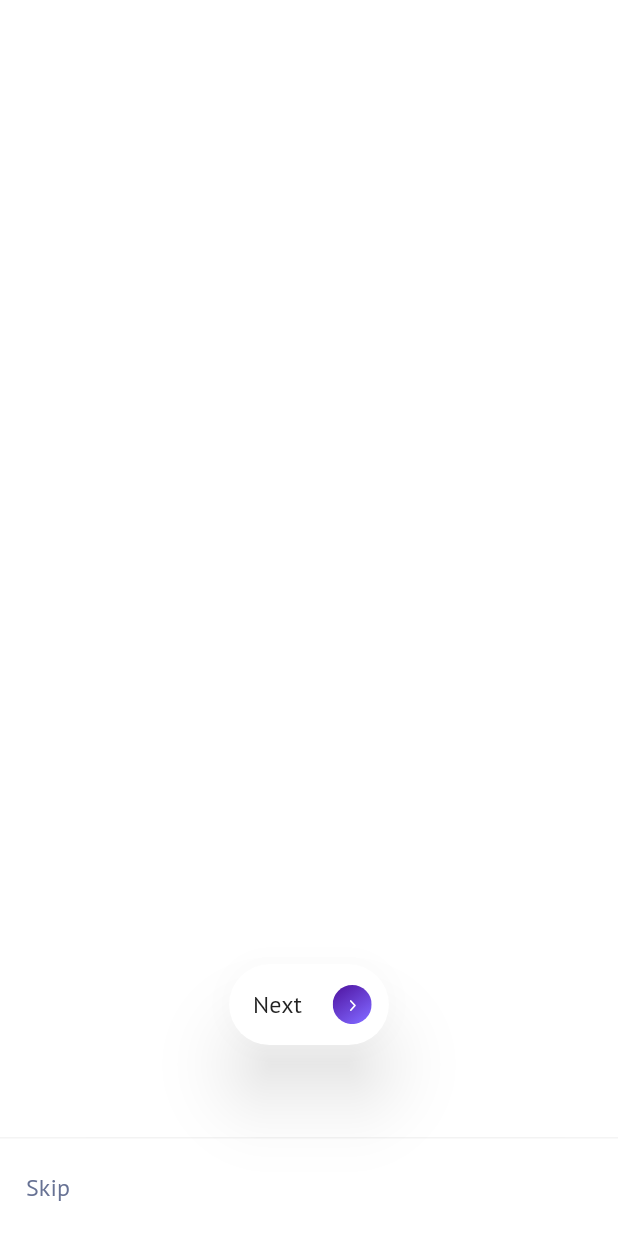
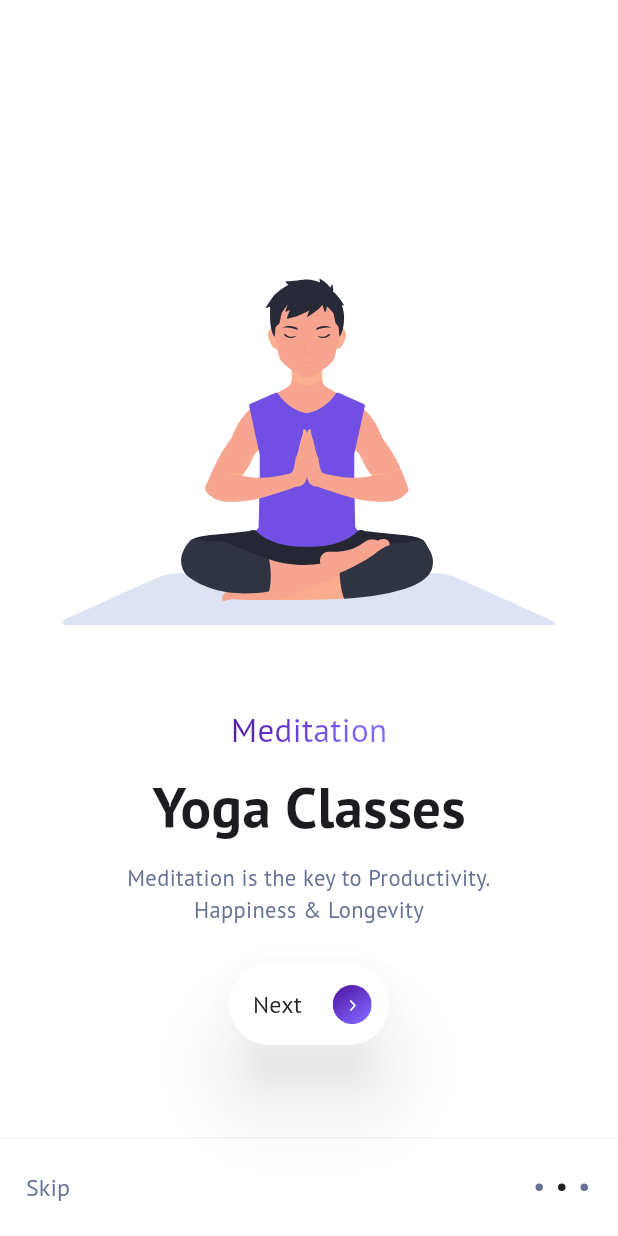
Before and after one commit to DeltaTeam-UCAB/gymnastic-center-mobile, a Flutter app: the WelcomeScreen screen opened by its route, after a tap on "Next", on a phone screen of 412 x 824 dp. Run offline on Flutter 3.47's test engine with Material 3 defaults, Android fonts, the phone set to English and light mode, and no system bars; our stand-ins replace equatable, firebase_core, firebase_messaging, flutter_bloc, flutter_dotenv, flutter_local_notifications and 2 more; accounts and stored records are empty.

Commit message:
refactor(welcome): :art: extract welcome pages into a single widget, extract next button into its own widget, parametrize and abstract callbacks

```diff
--- a/lib/presentation/screens/welcome_screen.dart
+++ b/lib/presentation/screens/welcome_screen.dart
@@ -1,11 +1,13 @@
 import 'package:flutter/material.dart';
-import 'package:flutter_svg/flutter_svg.dart';
-import 'package:gymnastic_center/presentation/screens/welcome_screen_pages/welcome_screen_community_page.dart';
-import 'package:gymnastic_center/presentation/screens/welcome_screen_pages/welcome_screen_daily_yoga_page.dart';
-import 'package:gymnastic_center/presentation/screens/welcome_screen_pages/welcome_screen_yoga_classes_page.dart';
+import 'package:gymnastic_center/presentation/widgets/welcome_screen/welcome_screen_next_button.dart';
+import 'package:gymnastic_center/presentation/widgets/welcome_screen/welcome_screen_page.dart';
 
 class WelcomeScreen extends StatefulWidget {
-  const WelcomeScreen({super.key});
+  const WelcomeScreen(
+      {super.key, this.onPressSkip, this.onPressNextInLastPage});
+
+  final void Function()? onPressSkip;
+  final void Function()? onPressNextInLastPage;
 
   @override
   WelcomeScreenState createState() => WelcomeScreenState();
@@ -18,7 +20,26 @@ class WelcomeScreenState extends State<WelcomeScreen> {
   List<Widget> pages = [];
 
   void initializePages() {
-    pages = [];
+    pages = [
+      const WelcomeScreenPage(
+          svgPictureAssetLocation: 'assets/welcome/yoga1.svg',
+          gradientText: 'Yoga',
+          titleText: 'Daily Yoga',
+          descriptionText:
+              'Do your practice of physical exercise and relaxation make healthy'),
+      const WelcomeScreenPage(
+          svgPictureAssetLocation: 'assets/welcome/yoga2.svg',
+          gradientText: 'Meditation',
+          titleText: 'Yoga Classes',
+          descriptionText:
+              'Meditation is the key to Productivity.\nHappiness & Longevity'),
+      const WelcomeScreenPage(
+          svgPictureAssetLocation: 'assets/welcome/yoga3.svg',
+          gradientText: 'Meets',
+          titleText: 'Community',
+          descriptionText:
+              'Do your practice of physical exercise and relaxation make healthy'),
+    ];
   }
 
   @override
@@ -60,32 +81,7 @@ class WelcomeScreenState extends State<WelcomeScreen> {
             height: MediaQuery.of(context).size.height * 0.14,
             child:
                 Column(mainAxisAlignment: MainAxisAlignment.start, children: [
-              Directionality(
-                  textDirection: TextDirection.rtl,
-                  child: FilledButton.icon(
-                    onPressed: () {
-                      animateToNextPage();
-                    },
-                    style: ElevatedButton.styleFrom(
-                      maximumSize: const Size(107, 54),
-                      padding: const EdgeInsets.fromLTRB(16, 14, 11, 14),
-                      backgroundColor: Colors.white,
-                      elevation: 20,
-                      shadowColor: const Color.fromARGB(128, 0, 0, 0),
-                    ),
-                    label: const Expanded(
-                        child: Text(
-                      'Next',
-                      style: TextStyle(fontSize: 16, color: Color(0xff222222)),
-                    )),
-                    icon: Container(
-                        margin: const EdgeInsets.fromLTRB(12, 0, 0, 0),
-                        child: SvgPicture.asset(
-                          'assets/left-arrow-gradient-circle.svg',
-                          width: 27,
-                          height: 27,
-                        )),
-                  )),
+              WelcomeScreenNextButton(onClickFunction: nextPressedCallback),
             ]),
           ),
           const Divider(
@@ -99,7 +95,7 @@ class WelcomeScreenState extends State<WelcomeScreen> {
               mainAxisAlignment: MainAxisAlignment.spaceBetween,
               children: [
                 TextButton(
-                    onPressed: () {},
+                    onPressed: skipPressedCallback,
                     child: const Text(
                       'Skip',
                       style: TextStyle(color: Color(0xff677294), fontSize: 16),
@@ -138,4 +134,20 @@ class WelcomeScreenState extends State<WelcomeScreen> {
     pageController.nextPage(
         duration: const Duration(milliseconds: 200), curve: Curves.easeInOut);
   }
+
+  void lastPageCallback() {
+    widget.onPressNextInLastPage?.call();
+  }
+
+  void nextPressedCallback() {
+    if (selectedIndex == pageCount - 1) {
+      lastPageCallback();
+    } else {
+      animateToNextPage();
+    }
+  }
+
+  void skipPressedCallback() {
+    widget.onPressSkip?.call();
+  }
 }
--- /dev/null
+++ b/lib/presentation/widgets/welcome_screen/welcome_screen_next_button.dart
@@ -0,0 +1,38 @@
+import 'package:flutter/material.dart';
+import 'package:flutter_svg/flutter_svg.dart';
+
+class WelcomeScreenNextButton extends StatelessWidget {
+  const WelcomeScreenNextButton({required this.onClickFunction, super.key});
+
+  final void Function() onClickFunction;
+
+  @override
+  Widget build(BuildContext context) {
+    return Directionality(
+        textDirection: TextDirection.rtl,
+        child: FilledButton.icon(
+          onPressed: () {
+            onClickFunction();
+          },
+          style: ElevatedButton.styleFrom(
+            maximumSize: const Size(107, 54),
+            padding: const EdgeInsets.fromLTRB(16, 14, 11, 14),
+            backgroundColor: Colors.white,
+            elevation: 20,
+            shadowColor: const Color.fromARGB(128, 0, 0, 0),
+          ),
+          label: const Expanded(
+              child: Text(
+            'Next',
+            style: TextStyle(fontSize: 16, color: Color(0xff222222)),
+          )),
+          icon: Container(
+              margin: const EdgeInsets.fromLTRB(12, 0, 0, 0),
+              child: SvgPicture.asset(
+                'assets/left-arrow-gradient-circle.svg',
+                width: 27,
+                height: 27,
+              )),
+        ));
+  }
+}
--- a/lib/presentation/screens/welcome_screen_pages/welcome_screen_yoga_classes_page.dart
+++ b/lib/presentation/widgets/welcome_screen/welcome_screen_page.dart
@@ -1,11 +1,21 @@
+import 'dart:core';
+
 import 'package:flutter/material.dart';
 import 'package:flutter_svg/flutter_svg.dart';
 import 'package:gymnastic_center/presentation/widgets/shared/gradient_text.dart';
 
-class WelcomeScreenYogaClassesPage extends StatelessWidget {
-  const WelcomeScreenYogaClassesPage({super.key, this.onNextClicked});
+class WelcomeScreenPage extends StatelessWidget {
+  const WelcomeScreenPage(
+      {required this.svgPictureAssetLocation,
+      required this.gradientText,
+      required this.titleText,
+      required this.descriptionText,
+      super.key});
 
-  final Function? onNextClicked;
+  final String svgPictureAssetLocation;
+  final String gradientText;
+  final String titleText;
+  final String descriptionText;
 
   @override
   Widget build(BuildContext context) {
@@ -15,26 +25,26 @@ class WelcomeScreenYogaClassesPage extends StatelessWidget {
       children: [
         Container(
             margin: const EdgeInsets.fromLTRB(0, 0, 0, 54),
-            child: SvgPicture.asset('assets/welcome/yoga2.svg')),
+            child: SvgPicture.asset(svgPictureAssetLocation)),
         Container(
             margin: const EdgeInsets.fromLTRB(0, 0, 0, 9),
-            child: const GradientText(
+            child: GradientText(
               textWidget: Text(
-                'Meditation',
-                style: TextStyle(fontSize: 22),
+                gradientText,
+                style: const TextStyle(fontSize: 22),
               ),
-              gradient: LinearGradient(
+              gradient: const LinearGradient(
                   colors: [Color(0xff4f14a0), Color(0xff8066ff)],
                   begin: Alignment.topLeft,
                   end: Alignment(0.6, 0.6)),
             )),
-        const Text('Yoga Classes',
-            style: TextStyle(fontSize: 38, fontWeight: FontWeight.bold)),
+        Text(titleText,
+            style: const TextStyle(fontSize: 38, fontWeight: FontWeight.bold)),
         Container(
             margin: const EdgeInsets.fromLTRB(45, 10, 45, 26),
-            child: const Text(
-              'Meditation is the key to Productivity.\nHappiness & Longevity',
-              style: TextStyle(fontSize: 15, color: Color(0xff677294)),
+            child: Text(
+              descriptionText,
+              style: const TextStyle(fontSize: 15, color: Color(0xff677294)),
               textAlign: TextAlign.center,
             )),
       ],
```
Also changed, not shown: lib/presentation/screens/welcome_screen_pages/welcome_screen_community_page.dart (deleted, +0 -43 lines), lib/presentation/screens/welcome_screen_pages/welcome_screen_daily_yoga_page.dart (deleted, +0 -41 lines).
